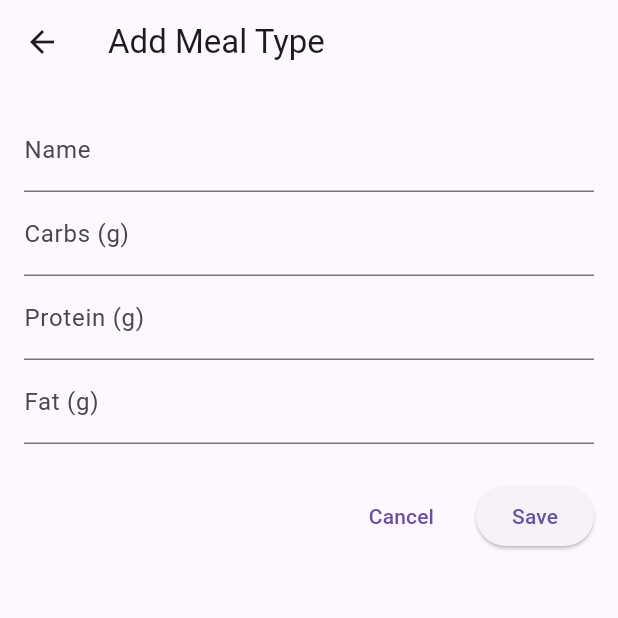
After one commit to maximumsofty/meal_planner_app_local_version, a Flutter app: the screen it shows after launch, item 2 of the bottom bar chosen, after a tap on the "add" icon, on a phone screen of 412 x 824 dp, the top half of it. The commit adds this screen. Run offline on Flutter 3.47's test engine with Material 3 defaults, Android fonts, the phone set to English and light mode, and no system bars; our stand-ins replace shared_preferences.

Commit message:
refactor: remove calories field and support decimal inputs for macros

```diff
--- a/lib/models/meal_type.dart
+++ b/lib/models/meal_type.dart
@@ -3,19 +3,17 @@
 import 'dart:convert';
 
 /// Represents a meal category (breakfast, lunch, etc.)
-/// with default macro targets.
+/// with default macro targets (in grams).
 class MealType {
   final String id;
   String name;
-  int calories;
-  int carbs;   // in grams
-  int protein; // in grams
-  int fat;     // in grams
+  double carbs;   // in grams
+  double protein; // in grams
+  double fat;     // in grams
 
   MealType({
     required this.id,
     required this.name,
-    required this.calories,
     required this.carbs,
     required this.protein,
     required this.fat,
@@ -25,15 +23,13 @@ class MealType {
   MealType copyWith({
     String? id,
     String? name,
-    int? calories,
-    int? carbs,
-    int? protein,
-    int? fat,
+    double? carbs,
+    double? protein,
+    double? fat,
   }) {
     return MealType(
       id: id ?? this.id,
       name: name ?? this.name,
-      calories: calories ?? this.calories,
       carbs: carbs ?? this.carbs,
       protein: protein ?? this.protein,
       fat: fat ?? this.fat,
@@ -45,7 +41,6 @@ class MealType {
     return {
       'id': id,
       'name': name,
-      'calories': calories,
       'carbs': carbs,
       'protein': protein,
       'fat': fat,
@@ -57,10 +52,9 @@ class MealType {
     return MealType(
       id: json['id'] as String,
       name: json['name'] as String,
-      calories: json['calories'] as int,
-      carbs: json['carbs'] as int,
-      protein: json['protein'] as int,
-      fat: json['fat'] as int,
+      carbs: (json['carbs'] as num).toDouble(),
+      protein: (json['protein'] as num).toDouble(),
+      fat: (json['fat'] as num).toDouble(),
     );
   }
 
--- /dev/null
+++ b/lib/screens/meal_type_form_screen.dart
@@ -0,0 +1,125 @@
+// lib/screens/meal_type_form_screen.dart
+
+import 'package:flutter/material.dart';
+import '../models/meal_type.dart';
+import '../services/meal_type_service.dart';
+
+class MealTypeFormScreen extends StatefulWidget {
+  final MealType? existing;
+  const MealTypeFormScreen({super.key, this.existing});
+
+  @override
+  State<MealTypeFormScreen> createState() => _MealTypeFormScreenState();
+}
+
+class _MealTypeFormScreenState extends State<MealTypeFormScreen> {
+  final _formKey = GlobalKey<FormState>();
+  late final TextEditingController _nameController;
+  late final TextEditingController _carbsController;
+  late final TextEditingController _proteinController;
+  late final TextEditingController _fatController;
+  final _service = MealTypeService();
+
+  @override
+  void initState() {
+    super.initState();
+    final m = widget.existing;
+    _nameController = TextEditingController(text: m?.name ?? '');
+    _carbsController =
+        TextEditingController(text: m?.carbs.toString() ?? '');
+    _proteinController =
+        TextEditingController(text: m?.protein.toString() ?? '');
+    _fatController = TextEditingController(text: m?.fat.toString() ?? '');
+  }
+
+  @override
+  void dispose() {
+    _nameController.dispose();
+    _carbsController.dispose();
+    _proteinController.dispose();
+    _fatController.dispose();
+    super.dispose();
+  }
+
+  Future<void> _save() async {
+    if (!_formKey.currentState!.validate()) return;
+
+    final id = widget.existing?.id ??
+        DateTime.now().millisecondsSinceEpoch.toString();
+    final newMealType = MealType(
+      id: id,
+      name: _nameController.text.trim(),
+      carbs: double.parse(_carbsController.text),
+      protein: double.parse(_proteinController.text),
+      fat: double.parse(_fatController.text),
+    );
+
+    await _service.upsertMealType(newMealType);
+    Navigator.of(context).pop();
+  }
+
+  @override
+  Widget build(BuildContext context) {
+    final isEditing = widget.existing != null;
+    return Scaffold(
+      appBar: AppBar(
+        title: Text(isEditing ? 'Edit Meal Type' : 'Add Meal Type'),
+      ),
+      body: Padding(
+        padding: const EdgeInsets.all(16),
+        child: Form(
+          key: _formKey,
+          child: ListView(
+            children: [
+              TextFormField(
+                controller: _nameController,
+                decoration: const InputDecoration(labelText: 'Name'),
+                validator: (v) =>
+                    (v == null || v.trim().isEmpty) ? 'Required' : null,
+              ),
+              TextFormField(
+                controller: _carbsController,
+                decoration: const InputDecoration(labelText: 'Carbs (g)'),
+                keyboardType:
+                    const TextInputType.numberWithOptions(decimal: true),
+                validator: (v) =>
+                    (v == null || double.tryParse(v) == null) ? 'Invalid' : null,
+              ),
+              TextFormField(
+                controller: _proteinController,
+                decoration: const InputDecoration(labelText: 'Protein (g)'),
+                keyboardType:
+                    const TextInputType.numberWithOptions(decimal: true),
+                validator: (v) =>
+                    (v == null || double.tryParse(v) == null) ? 'Invalid' : null,
+              ),
+              TextFormField(
+                controller: _fatController,
+                decoration: const InputDecoration(labelText: 'Fat (g)'),
+                keyboardType:
+                    const TextInputType.numberWithOptions(decimal: true),
+                validator: (v) =>
+                    (v == null || double.tryParse(v) == null) ? 'Invalid' : null,
+              ),
+              const SizedBox(height: 24),
+              Row(
+                mainAxisAlignment: MainAxisAlignment.end,
+                children: [
+                  TextButton(
+                    onPressed: () => Navigator.of(context).pop(),
+                    child: const Text('Cancel'),
+                  ),
+                  const SizedBox(width: 16),
+                  ElevatedButton(
+                    onPressed: _save,
+                    child: const Text('Save'),
+                  ),
+                ],
+              ),
+            ],
+          ),
+        ),
+      ),
+    );
+  }
+}
--- a/lib/screens/meal_types_screen.dart
+++ b/lib/screens/meal_types_screen.dart
@@ -3,6 +3,7 @@
 import 'package:flutter/material.dart';
 import '../models/meal_type.dart';
 import '../services/meal_type_service.dart';
+import 'meal_type_form_screen.dart';
 
 class MealTypesScreen extends StatefulWidget {
   const MealTypesScreen({super.key});
@@ -18,7 +19,20 @@ class _MealTypesScreenState extends State<MealTypesScreen> {
   @override
   void initState() {
     super.initState();
+    _load();
+  }
+
+  void _load() {
     _mealTypesFuture = _service.loadMealTypes();
+  }
+
+  Future<void> _navigateToForm([MealType? existing]) async {
+    await Navigator.of(context).push(
+      MaterialPageRoute(
+        builder: (_) => MealTypeFormScreen(existing: existing),
+      ),
+    );
+    setState(_load);
   }
 
   @override
@@ -44,17 +58,21 @@ class _MealTypesScreenState extends State<MealTypesScreen> {
                 return ListTile(
                   title: Text(mt.name),
                   subtitle: Text(
-                    'Calories: ${mt.calories}, '
-                    'Carbs: ${mt.carbs}g • '
-                    'Protein: ${mt.protein}g • '
-                    'Fat: ${mt.fat}g',
+                    'Carbs: ${mt.carbs.toStringAsFixed(2)}g • '
+                    'Protein: ${mt.protein.toStringAsFixed(2)}g • '
+                    'Fat: ${mt.fat.toStringAsFixed(2)}g',
                   ),
+                  onTap: () => _navigateToForm(mt),
                 );
               },
             );
           }
         },
       ),
+      floatingActionButton: FloatingActionButton(
+        onPressed: () => _navigateToForm(),
+        child: const Icon(Icons.add),
+      ),
     );
   }
 }
```
